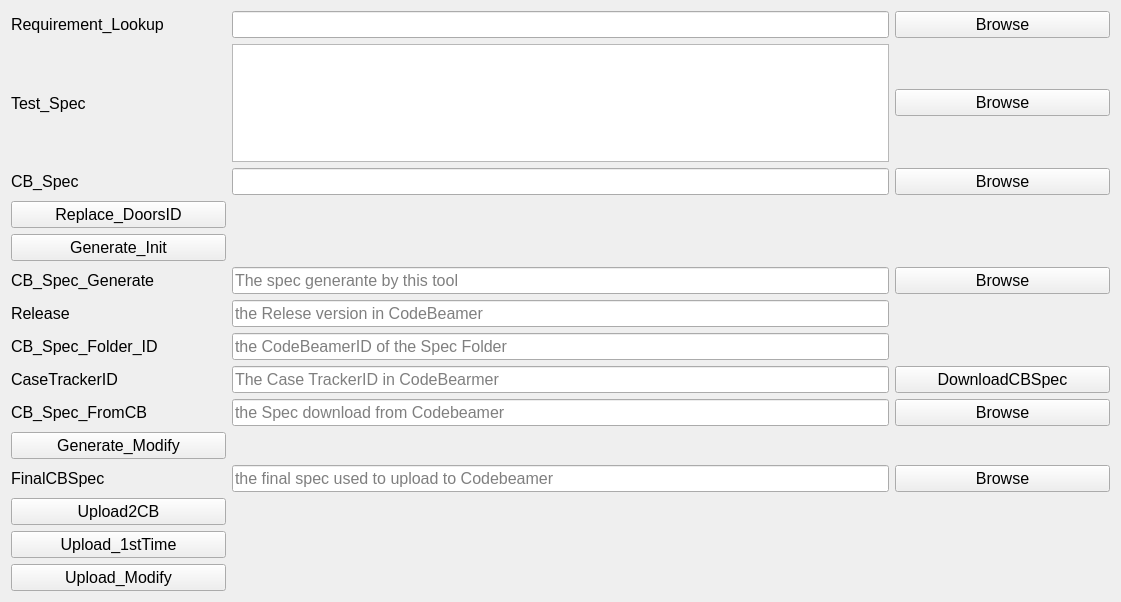
This is CB_Spec_Tool/Ui_CB_Spec_Tool.ui in victoryang126/MiniTool_SWV as Qt 5 draws it before an edit. The edited form follows.
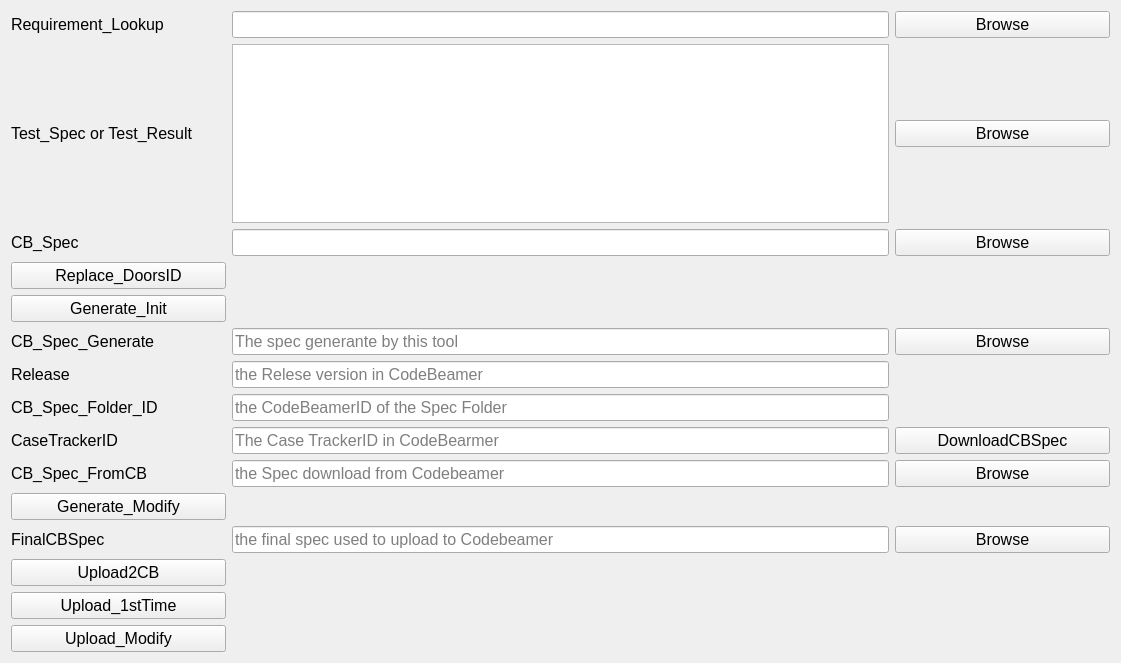
This is the edited form.

Commit message: add CBServer function

The edit to the form file:
```diff
--- a/CB_Spec_Tool/Ui_CB_Spec_Tool.ui
+++ b/CB_Spec_Tool/Ui_CB_Spec_Tool.ui
@@ -7,7 +7,7 @@
     <x>0</x>
     <y>0</y>
     <width>1121</width>
-    <height>602</height>
+    <height>663</height>
    </rect>
   </property>
   <property name="windowTitle">
@@ -315,7 +315,7 @@
       </font>
      </property>
      <property name="text">
-      <string>Test_Spec</string>
+      <string>Test_Spec or Test_Result</string>
      </property>
     </widget>
    </item>
```
The commit also changes 2 other files.
